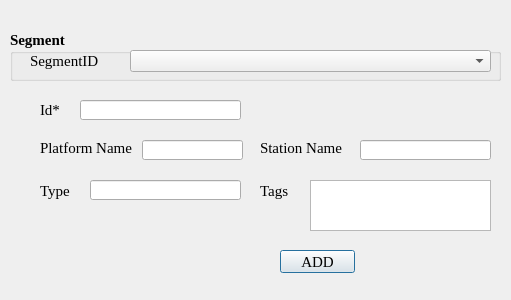
First picture: the form in ui_trainstop.ui, repository chaitanyamalaviya/Trafficera, before the edit.
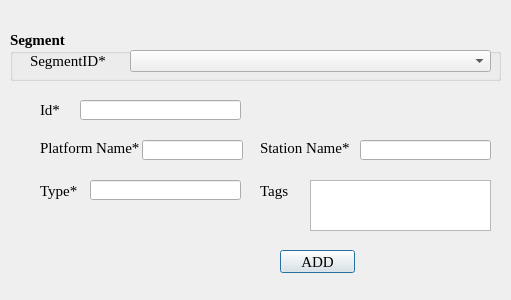
Second picture: the form after the edit.

```diff
--- a/ui_trainstop.ui
+++ b/ui_trainstop.ui
@@ -76,7 +76,7 @@
      </font>
     </property>
     <property name="text">
-     <string>SegmentID</string>
+     <string>SegmentID*</string>
     </property>
    </widget>
    <widget class="QComboBox" name="comboBox">
@@ -147,7 +147,7 @@
     </font>
    </property>
    <property name="text">
-    <string>Platform Name</string>
+    <string>Platform Name*</string>
    </property>
   </widget>
   <widget class="QLabel" name="label_4">
@@ -166,7 +166,7 @@
     </font>
    </property>
    <property name="text">
-    <string>Station Name</string>
+    <string>Station Name*</string>
    </property>
   </widget>
   <widget class="QLabel" name="label_5">
@@ -185,7 +185,7 @@
     </font>
    </property>
    <property name="text">
-    <string>Type</string>
+    <string>Type*</string>
    </property>
   </widget>
   <widget class="QLabel" name="label_6">
```
Left out of the diff: 24 changed lines with no effect on the pictures.
